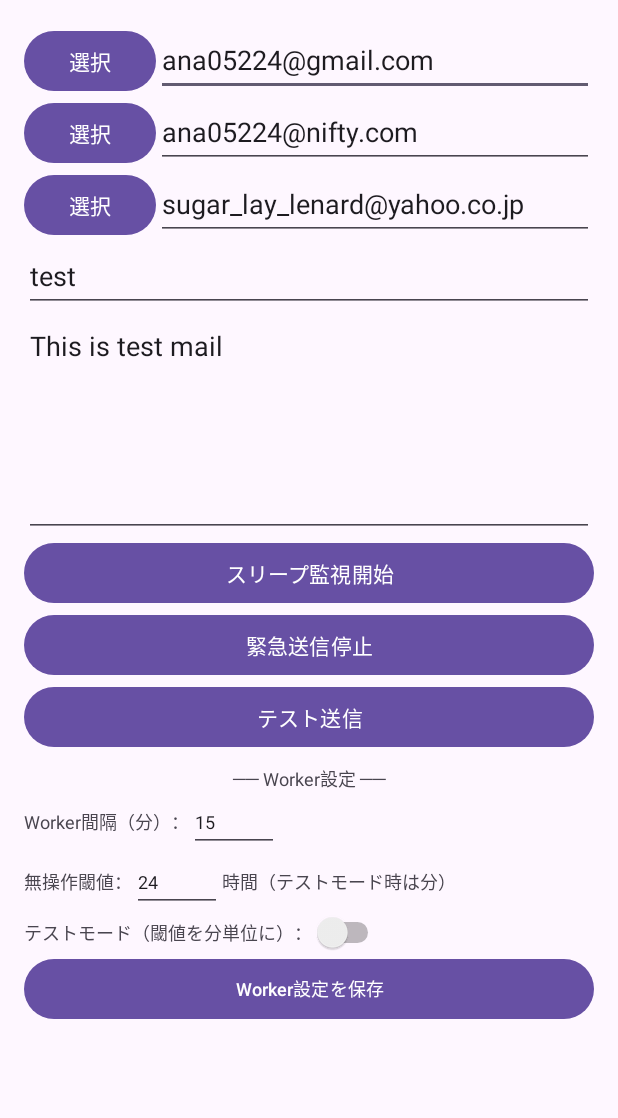
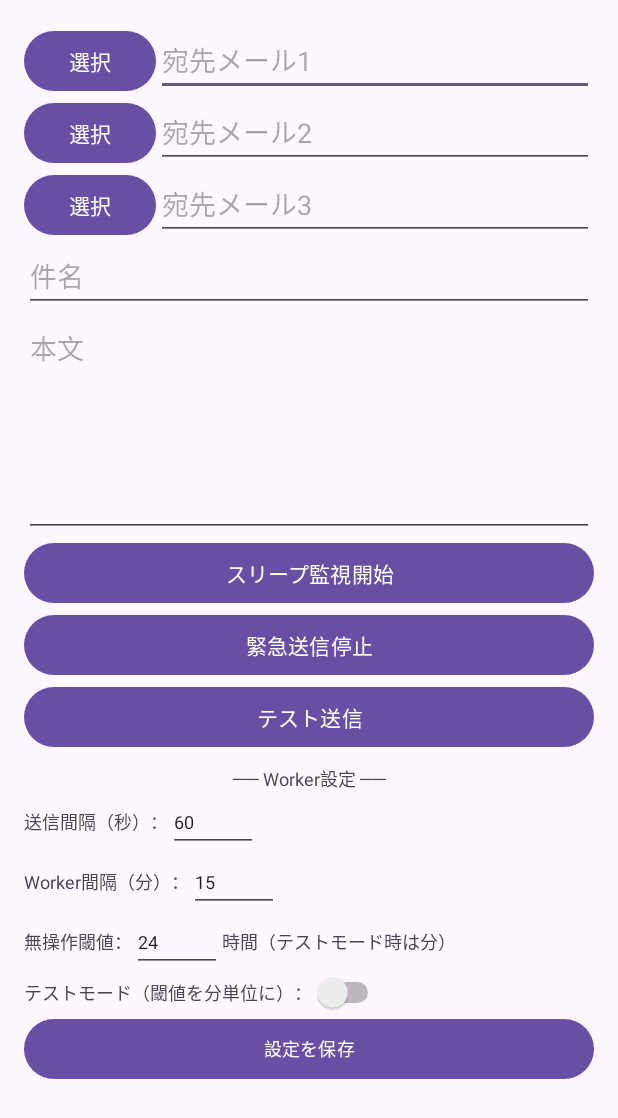
Before and after one commit to brmmx5sryd-sketch/SleepAlert, an Android app: the screen it shows after launch (MainActivity), on a phone screen of 412 x 824 dp. Shown: the top 1118 px of the screen. Run offline under Robolectric (Android 15) with nearby library versions, the light colour scheme and no system bars.

Commit message:
各種パラメータの保存

```diff
--- a/app/src/main/java/com/example/sleepalertapp/MainActivity.kt
+++ b/app/src/main/java/com/example/sleepalertapp/MainActivity.kt
@@ -29,6 +29,7 @@ class MainActivity : AppCompatActivity() {
 
     // [追加] Worker設定UI
     private lateinit var editTextWorkerInterval: EditText
+    private lateinit var editTextSendInterval: EditText
     private lateinit var editTextThreshold: EditText
     private lateinit var switchTestMode: Switch
     private lateinit var buttonSaveWorkerSettings: Button
@@ -66,18 +67,18 @@ class MainActivity : AppCompatActivity() {
         editTextThreshold = findViewById(R.id.editTextThreshold)
         switchTestMode = findViewById(R.id.switchTestMode)
         buttonSaveWorkerSettings = findViewById(R.id.buttonSaveWorkerSettings)
+        editTextSendInterval = findViewById(R.id.editTextSendInterval)
         // [追加] ここまで
 
-        editTextTo1.setText("ana05224@gmail.com")
-        editTextTo2.setText("ana05224@nifty.com")
-        editTextTo3.setText("sugar_lay_lenard@yahoo.co.jp")
-        editTextSubject.setText("test")
-        editTextBody.setText("This is test mail")
-
-        // [追加] 保存済みWorker設定を復元
-        val prefs = getSharedPreferences("monitor", MODE_PRIVATE)
+         val prefs = getSharedPreferences("monitor", MODE_PRIVATE)
+        editTextTo1.setText(prefs.getString("to1", ""))
+        editTextTo2.setText(prefs.getString("to2", ""))
+        editTextTo3.setText(prefs.getString("to3", ""))
+        editTextSubject.setText(prefs.getString("subject", ""))
+        editTextBody.setText(prefs.getString("body", ""))
         editTextWorkerInterval.setText(prefs.getLong("worker_interval", 15L).toString())
         editTextThreshold.setText(prefs.getLong("threshold_value", 24L).toString())
+        editTextSendInterval.setText(prefs.getLong("send_interval_sec", 60L).toString())
         switchTestMode.isChecked = prefs.getBoolean("test_mode", false)
         // [追加] ここまで
 
@@ -131,10 +132,11 @@ class MainActivity : AppCompatActivity() {
         buttonSelect2.setOnClickListener { openContactPicker(REQUEST_CONTACT_2) }
         buttonSelect3.setOnClickListener { openContactPicker(REQUEST_CONTACT_3) }
 
-        // [追加] Worker設定の保存ボタン
+
         buttonSaveWorkerSettings.setOnClickListener {
             val interval = editTextWorkerInterval.text.toString().toLongOrNull()
             val threshold = editTextThreshold.text.toString().toLongOrNull()
+            val sendInterval = editTextSendInterval.text.toString().toLongOrNull()
             val testMode = switchTestMode.isChecked
 
             if (interval == null || interval < 15) {
@@ -145,21 +147,37 @@ class MainActivity : AppCompatActivity() {
                 Toast.makeText(this, "閾値は1以上で入力してください", Toast.LENGTH_SHORT).show()
                 return@setOnClickListener
             }
+            if (sendInterval == null || sendInterval < 10) {
+                Toast.makeText(this, "送信間隔は10秒以上で入力してください", Toast.LENGTH_SHORT).show()
+                return@setOnClickListener
+            }
 
+            // [変更] 全パラメータを保存
             prefs.edit()
+                .putString("to1", editTextTo1.text.toString())
+                .putString("to2", editTextTo2.text.toString())
+                .putString("to3", editTextTo3.text.toString())
+                .putStringSet("toList", listOf(
+                    editTextTo1.text.toString(),
+                    editTextTo2.text.toString(),
+                    editTextTo3.text.toString()
+                ).filter { it.isNotBlank() }.toSet())
+                .putString("subject", editTextSubject.text.toString())
+                .putString("body", editTextBody.text.toString())
                 .putLong("worker_interval", interval)
                 .putLong("threshold_value", threshold)
+                .putLong("send_interval_sec", sendInterval)
                 .putBoolean("test_mode", testMode)
                 .apply()
+            // [変更] ここまで
 
             val unit = if (testMode) "分" else "時間"
             Toast.makeText(
                 this,
-                "保存しました（間隔: ${interval}分 / 閾値: ${threshold}${unit}）",
+                "設定を保存しました",
                 Toast.LENGTH_SHORT
             ).show()
         }
-        // [追加] ここまで
     }
 
     // openContactPicker・showEmailDialog・setEmail は変更なし
--- a/app/src/main/res/layout/activity_main.xml
+++ b/app/src/main/res/layout/activity_main.xml
@@ -123,6 +123,28 @@
             android:layout_marginTop="8dp"
             android:textSize="12sp" />
 
+        <!-- [追加] 送信間隔 -->
+        <LinearLayout
+            android:layout_width="match_parent"
+            android:layout_height="wrap_content"
+            android:orientation="horizontal">
+
+            <TextView
+                android:layout_width="wrap_content"
+                android:layout_height="wrap_content"
+                android:text="送信間隔（秒）："
+                android:textSize="12sp"
+                android:layout_gravity="center_vertical" />
+
+            <EditText
+                android:id="@+id/editTextSendInterval"
+                android:layout_width="60dp"
+                android:layout_height="40dp"
+                android:textSize="12sp"
+                android:inputType="number"
+                android:hint="60" />
+        </LinearLayout>
+
         <!-- Worker間隔 -->
         <LinearLayout
             android:layout_width="match_parent"
@@ -199,7 +221,7 @@
             android:layout_height="wrap_content"
             android:minHeight="48dp"
             android:textSize="12sp"
-            android:text="Worker設定を保存" />
+            android:text="設定を保存" />
 
     </LinearLayout>
 </ScrollView>
```
Also changed, not shown: app/src/main/java/com/example/sleepalertapp/CheckWorker.kt (+30 -18 lines), app/src/main/java/com/example/sleepalertapp/SleepAlarmReceiver.kt (+13 -3 lines), app/src/main/java/com/example/sleepalertapp/SleepMonitorService.kt (+83 -37 lines).
